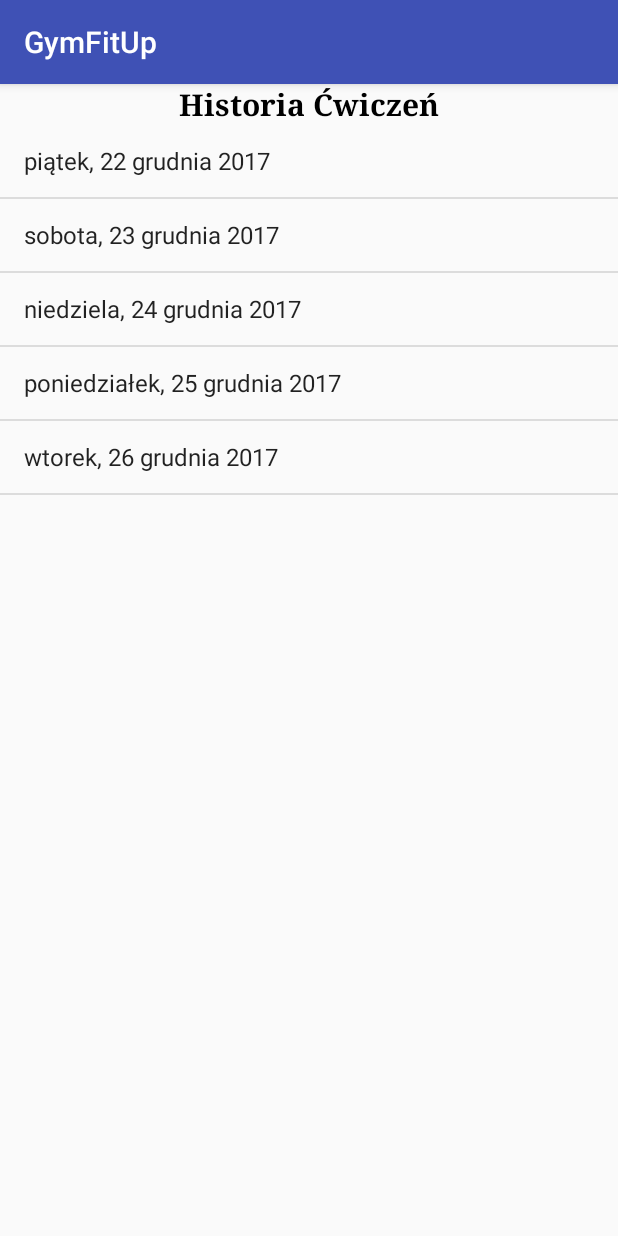
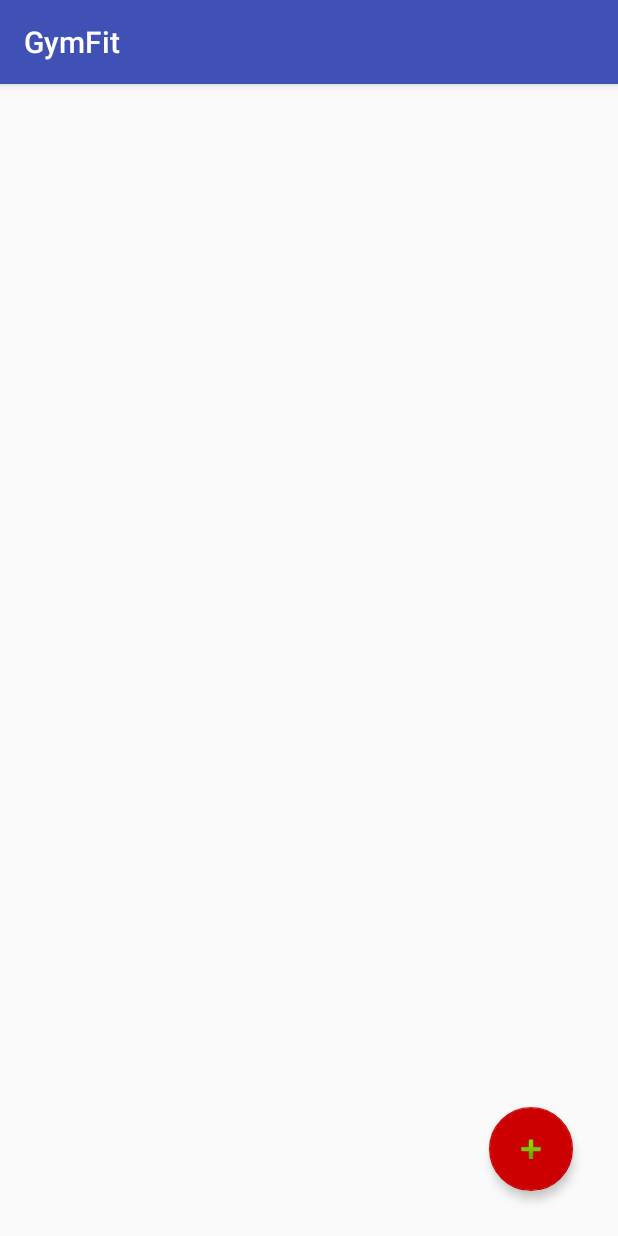
Before and after one commit to dida886/Projekt-GymFitUp, an Android app: the screen it shows after launch (MainActivity), on a phone screen of 412 x 824 dp. Run offline under Robolectric (Android 15) with nearby library versions, the phone set to English and light mode, and no system bars.

Commit message:
NOWA APLIKACJA, MOŻECIE TERAZ DODAWAĆ SWOJE, JAK BY KTOŚ MIAŁ POMYSŁ JAK I CO PRZEROBIĆ TO PROSZE BARDZ

```diff
--- a/app/build.gradle
+++ b/app/build.gradle
@@ -3,7 +3,7 @@ apply plugin: 'com.android.application'
 android {
     compileSdkVersion 26
     defaultConfig {
-        applicationId "com.example.dmain.gymfitup"
+        applicationId "com.example.dmain.gymfit"
         minSdkVersion 23
         targetSdkVersion 26
         versionCode 1
@@ -25,4 +25,7 @@ dependencies {
     testImplementation 'junit:junit:4.12'
     androidTestImplementation 'com.android.support.test:runner:1.0.1'
     androidTestImplementation 'com.android.support.test.espresso:espresso-core:3.0.1'
+    implementation 'com.android.support:design:26.1.0'
+
+    compile 'com.lucasurbas:listitemview:0.9.0'
 }
--- a/app/src/main/AndroidManifest.xml
+++ b/app/src/main/AndroidManifest.xml
@@ -1,6 +1,6 @@
 <?xml version="1.0" encoding="utf-8"?>
 <manifest xmlns:android="http://schemas.android.com/apk/res/android"
-    package="com.example.dmain.gymfitup">
+    package="com.example.dmain.gymfit">
 
     <application
         android:allowBackup="true"
@@ -16,8 +16,8 @@
                 <category android:name="android.intent.category.LAUNCHER" />
             </intent-filter>
         </activity>
-        <activity android:name=".Exercises" />
-
+        <activity android:name=".Activity_New_Exercise" />
+        <activity android:name=".add_exercise"></activity>
     </application>
 
 </manifest>
--- /dev/null
+++ b/app/src/main/java/com/example/dmain/gymfit/MainActivity.java
@@ -0,0 +1,39 @@
+package com.example.dmain.gymfit;
+
+import android.content.Intent;
+import android.support.design.widget.FloatingActionButton;
+import android.support.v7.app.AppCompatActivity;
+import android.os.Bundle;
+import android.view.View;
+import android.widget.Button;
+
+
+
+public class MainActivity extends AppCompatActivity {
+
+    public FloatingActionButton bt1;
+    public void FloatingButon(){
+
+
+        bt1=findViewById(R.id.floatingActionButton1);
+        bt1.setOnClickListener(new View.OnClickListener() {
+            @Override
+            public void onClick(View v) {
+
+                Intent startNewActivity = new Intent(MainActivity.this,add_exercise.class);
+                startActivity(startNewActivity);
+            }
+        });
+    }
+
+
+    @Override
+    protected void onCreate(Bundle savedInstanceState) {
+        super.onCreate(savedInstanceState);
+        setContentView(R.layout.activity_main);
+        FloatingButon();
+
+
+
+    }
+}
--- a/app/src/main/java/com/example/dmain/gymfitup/MainActivity.java
+++ /dev/null
@@ -1,49 +0,0 @@
-package com.example.dmain.gymfitup;
-
-import android.content.Intent;
-import android.support.v7.app.AppCompatActivity;
-import android.os.Bundle;
-import android.view.View;
-import android.widget.AdapterView;
-import android.widget.ArrayAdapter;
-import android.widget.ListAdapter;
-import android.widget.ListView;
-
-public class MainActivity extends AppCompatActivity {
-
-    @Override
-    protected void onCreate(Bundle savedInstanceState) {
-        super.onCreate(savedInstanceState);
-        setContentView(R.layout.activity_main);
-
-
-
-        final String[] myList = {"piątek, 22 grudnia 2017", "sobota, 23 grudnia 2017", "niedziela, 24 grudnia 2017", "poniedziałek, 25 grudnia 2017", "wtorek, 26 grudnia 2017"};
-
-        ListAdapter listAdapter = new ArrayAdapter<String>(this,android.R.layout.simple_list_item_1,myList);
-        ListView listView = (ListView) findViewById(R.id.mojalista);
-
-        listView.setAdapter(listAdapter);
-
-        final ListView list = (ListView) findViewById(R.id.mojalista);
-
-
-        list.setOnItemClickListener(new AdapterView.OnItemClickListener() {
-            @Override
-            public void onItemClick(AdapterView<?> parent, View view, int position, long id) {
-
-                if(position==0)
-                {
-                    Intent myintent= new Intent(view.getContext(),Exercises.class);
-                    startActivityForResult(myintent,0);
-                }
-
-
-
-
-            }
-        });
-
-
-    }
-}
--- a/app/src/main/res/layout/activity_main.xml
+++ b/app/src/main/res/layout/activity_main.xml
@@ -2,37 +2,23 @@
 <RelativeLayout xmlns:android="http://schemas.android.com/apk/res/android"
     xmlns:app="http://schemas.android.com/apk/res-auto"
     xmlns:tools="http://schemas.android.com/tools"
-    android:layout_width="wrap_content"
-    android:layout_height="wrap_content"
-    tools:context="com.example.dmain.gymfitup.MainActivity">
+    android:layout_width="match_parent"
+    android:layout_height="match_parent"
+    tools:context="com.example.dmain.gymfit.MainActivity">
 
-    <ListView
-        android:id="@+id/mojalista"
-        android:layout_width="wrap_content"
-        android:layout_height="511dp"
-
-        android:layout_alignParentStart="true"
-        android:layout_below="@+id/text1"
-        app:layout_constraintTop_toTopOf="parent" />
-
-    <TextView
-        android:id="@+id/text1"
+    <android.support.design.widget.FloatingActionButton
+        android:id="@+id/floatingActionButton1"
         android:layout_width="wrap_content"
         android:layout_height="wrap_content"
-        android:layout_alignParentTop="true"
-        android:layout_centerHorizontal="true"
-        android:fontFamily="serif"
-        android:text="@string/text1"
-        android:textColor="@android:color/black"
-        android:textSize="20sp"
-        android:textStyle="bold"
-        app:layout_constraintStart_toStartOf="parent" />
+        android:layout_alignParentBottom="true"
+        android:layout_alignParentEnd="true"
+        android:layout_marginBottom="30dp"
+        android:layout_marginEnd="30dp"
+        android:clickable="true"
+        android:focusable="true"
+        app:backgroundTint="@android:color/holo_red_dark"
+        app:elevation="4dp"
+        app:fabSize="normal"
+        app:srcCompat="@android:drawable/ic_input_add" />
 
-    <Spinner
-        android:id="@+id/spinner2"
-        android:layout_width="match_parent"
-        android:layout_height="wrap_content"
-        android:layout_above="@+id/mojalista"
-        android:layout_alignParentStart="true"
-        android:background="@color/colorAccent" />
 </RelativeLayout>
--- a/app/src/main/res/values/colors.xml
+++ b/app/src/main/res/values/colors.xml
@@ -2,5 +2,5 @@
 <resources>
     <color name="colorPrimary">#3F51B5</color>
     <color name="colorPrimaryDark">#303F9F</color>
-    <color name="colorAccent">#ff4081</color>
+    <color name="colorAccent">#FF4081</color>
 </resources>
```
Also changed, not shown: app/src/main/java/com/example/dmain/gymfit/Activity_New_Exercise.java (added, +61 -0 lines), app/src/main/java/com/example/dmain/gymfit/add_exercise.java (added, +64 -0 lines), app/src/main/java/com/example/dmain/gymfitup/Exercises.java (deleted, +0 -46 lines), app/src/main/res/layout/activity__new__exercise.xml (added, +51 -0 lines), app/src/main/res/layout/activity_add_exercise.xml (added, +26 -0 lines), app/src/main/res/layout/activity_exercises.xml (deleted, +0 -32 lines), app/src/main/res/layout/list_item.xml (added, +16 -0 lines), app/src/main/res/values/strings.xml (+2 -64 lines), gradle/wrapper/gradle-wrapper.properties, 6 other files.
